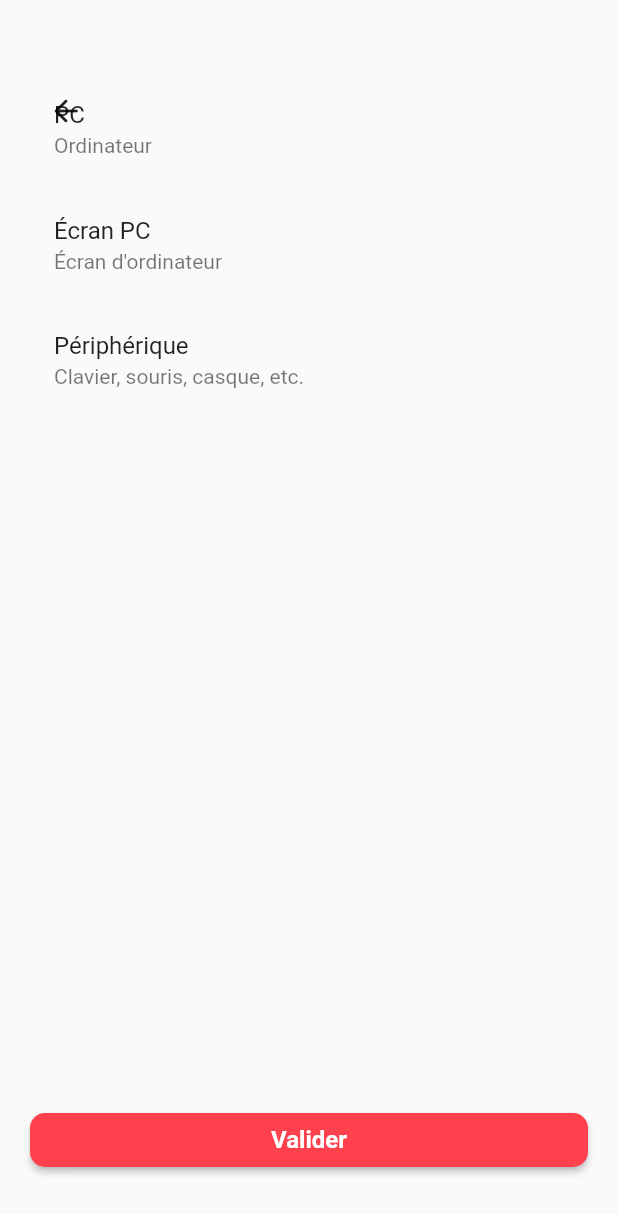
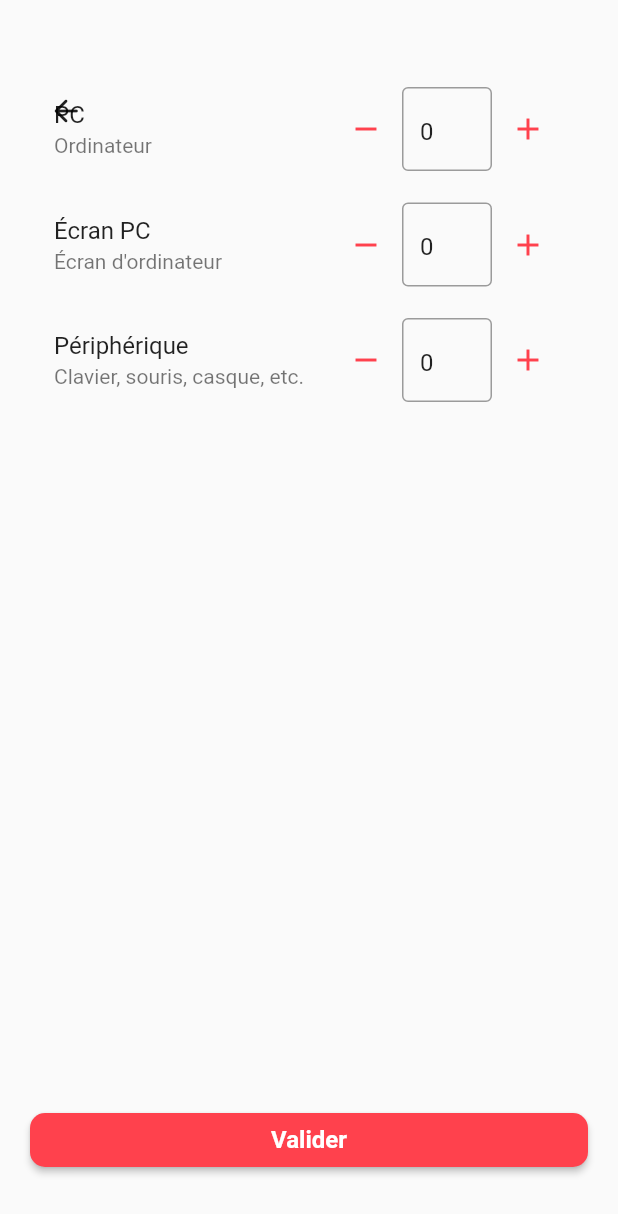
Before and after one commit to ungdev/UA-appli-secu, a Flutter app: the ItemsRepo widget shown alone on an empty page, opened directly, on a phone screen of 412 x 824 dp. Shown: the top 1214 px of the screen. Run offline on Flutter 3.47's test engine with Material 2 defaults, Android fonts, the phone set to English and light mode, and no system bars; our stand-ins replace flutter_dotenv, get, get_storage; missing offline and left inert: mobile_scanner; accounts and stored records are empty.

Commit message:
feat: quantity selection view

```diff
--- a/lib/screens/repo_items.dart
+++ b/lib/screens/repo_items.dart
@@ -12,17 +12,28 @@ class ItemsRepo extends StatefulWidget {
 class _ItemsRepoState extends State<ItemsRepo> {
   repo.RepoController controller = Get.find();
 
-  List<bool> isSelected = <bool>[];
+  List<TextEditingController> _textFieldControllers = <TextEditingController>[];
 
   @override
   void initState() {
     super.initState();
-    isSelected = List<bool>.filled(controller.repoItemTypes.length, false);
+    _textFieldControllers = List<TextEditingController>.generate(
+        controller.repoItemTypes.length,
+        (int index) => new TextEditingController(text: "0"),
+        growable: false);
+  }
+
+  @override
+  void dispose() {
+    super.dispose();
+    _textFieldControllers.forEach((controller) { controller.dispose(); });
   }
 
   // TODO - => Ajout de feature possible, permettre de quantifier combien d'objets ajouter dans le repo
   //  (penser à scanner plusieurs fois des qrcode pour bien assigner la bonne zone à chaque produit, si plusieurs)
   //  => A voir sous forme de liste FIFO avec un bouton + en haut pour ajouter dans la liste et des boutons - pour retirer les produits
+
+  // besoin ? avoir l'inventaire d'une zone
 
   @override
   Widget build(BuildContext context) {
@@ -37,22 +48,49 @@ class _ItemsRepoState extends State<ItemsRepo> {
               return Container(
                   margin: const EdgeInsets.only(bottom: 5),
                   decoration: BoxDecoration(
-                    color: isSelected[index]
-                        ? Theme.of(context).primaryColor.withOpacity(0.5)
-                        : Colors.transparent,
                     borderRadius: BorderRadius.circular(10),
                   ),
                   child: ListTile(
                     title: Text(controller.repoItemTypes[index].name),
                     subtitle: Text(controller.repoItemTypes[index].description),
-                    onTap: () {
-                      setState(() {
-                        isSelected[index] = !isSelected[index];
-                      });
-                      controller.selectedItemsType[index] =
-                          controller.selectedItemsType[index] == 1 ? 0 : 1;
-                    },
-                  ));
+                    trailing: Row(
+                      mainAxisSize: MainAxisSize.min,
+                      children: [
+                        IconButton(
+                          icon: Icon(Icons.remove, color: Theme.of(context).primaryColor),
+                          onPressed: (){
+                            int itemCount = int.parse(_textFieldControllers[index].text);
+                            if(itemCount > 0) {
+                              _textFieldControllers[index].text = (itemCount-1).toString();
+                            }
+                          },
+                        ),
+                        SizedBox(
+                          width: 60,
+                          child: TextField(
+                            controller: _textFieldControllers[index],
+                            keyboardType: TextInputType.number,
+                            maxLength: 2,
+                            cursorColor: Theme.of(context).primaryColor,
+                            decoration: const InputDecoration(
+                              counterText: '',
+                              border: OutlineInputBorder(),
+                            ),
+                          ),
+                        ),
+                        IconButton(
+                          icon: Icon(Icons.add, color: Theme.of(context).primaryColor),
+                          onPressed: (){
+                            int itemCount = int.parse(_textFieldControllers[index].text);
+                            if(itemCount < 99) {
+                              _textFieldControllers[index].text = (itemCount+1).toString();
+                            }
+                          },
+                        ),
+                      ],
+                    )
+                  )
+              );
             },
           ),
           Positioned(
```
